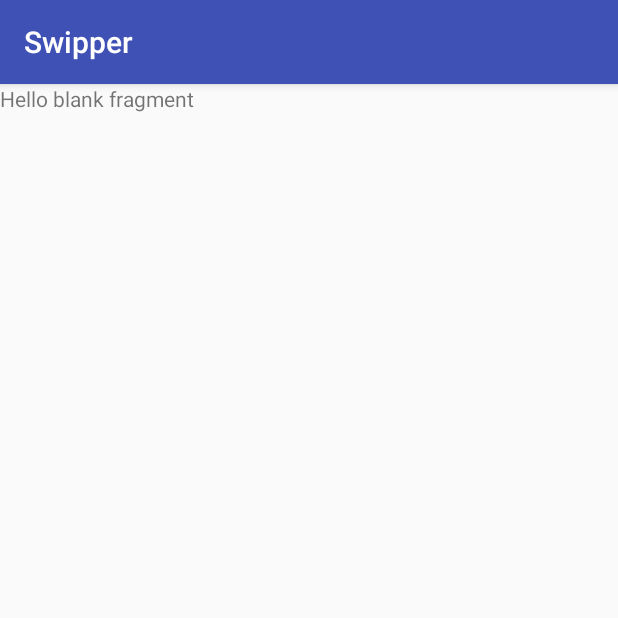
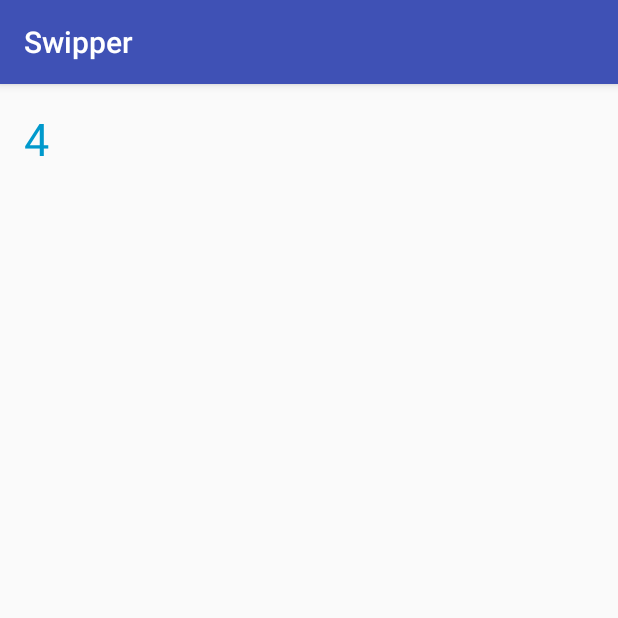
Before and after one commit to bruce-willis/Swipper, an Android app: the screen it shows after launch (MainActivity), after a tap on "PLAY", on a phone screen of 412 x 824 dp, the top half of it. Run offline under Robolectric (Android 15) with nearby library versions, the phone set to English and light mode, and no system bars; our stand-ins replace RxJava; libraries missing offline, so code that uses them is left out: com.afollestad.materialdialogs, com.yuyakaido.android.

```diff
--- a/app/src/main/java/combruce_willis/github/swipper/ui/game/GameFragment.kt
+++ b/app/src/main/java/combruce_willis/github/swipper/ui/game/GameFragment.kt
@@ -13,6 +13,7 @@ import com.afollestad.materialdialogs.MaterialDialog
 import com.yuyakaido.android.cardstackview.CardStackView
 import com.yuyakaido.android.cardstackview.SwipeDirection
 import combruce_willis.github.swipper.R
+import combruce_willis.github.swipper.R.id.cv_squares
 import combruce_willis.github.swipper.data.Square
 import combruce_willis.github.swipper.data.SquaresRepository
 import kotlinx.android.synthetic.main.fragment_game.*
@@ -52,33 +53,33 @@ class GameFragment : Fragment(), GameFragmentView {
 
     override fun onViewCreated(view: View, savedInstanceState: Bundle?) {
         super.onViewCreated(view, savedInstanceState)
-        cv_squares.setCardEventListener(object : CardStackView.CardEventListener {
-            override fun onCardDragging(percentX: Float, percentY: Float) {
-
-            }
-
-            override fun onCardReversed() {
-            }
-
-            override fun onCardMovedToOrigin() {
-            }
-
-            override fun onCardClicked(index: Int) {
-            }
-
-            override fun onCardSwiped(direction: SwipeDirection?) {
-
-            }
-
-
-        })
-        adapter = CardAdapter(context!!, object : TouchCallback {
-            override fun onItemTapped(square: Square) {
-
-            }
-
-        })
-        cv_squares.setAdapter(adapter)
+//        cv_squares.setCardEventListener(object : CardStackView.CardEventListener {
+//            override fun onCardDragging(percentX: Float, percentY: Float) {
+//
+//            }
+//
+//            override fun onCardReversed() {
+//            }
+//
+//            override fun onCardMovedToOrigin() {
+//            }
+//
+//            override fun onCardClicked(index: Int) {
+//            }
+//
+//            override fun onCardSwiped(direction: SwipeDirection?) {
+//
+//            }
+//
+//
+//        })
+//        adapter = CardAdapter(context!!, object : TouchCallback {
+//            override fun onItemTapped(square: Square) {
+//
+//            }
+//
+//        })
+//        cv_squares.setAdapter(adapter)
         repository = SquaresRepository()
         presenter = GameFragmentPresenter(this, repository)
     }
--- a/app/src/main/res/layout/fragment_game.xml
+++ b/app/src/main/res/layout/fragment_game.xml
@@ -1,15 +1,28 @@
 <?xml version="1.0" encoding="utf-8"?>
-<FrameLayout xmlns:android="http://schemas.android.com/apk/res/android"
-    xmlns:tools="http://schemas.android.com/tools"
+<RelativeLayout
     android:layout_width="match_parent"
     android:layout_height="match_parent"
-    tools:context=".ui.game.GameFragment">
-
+    xmlns:android="http://schemas.android.com/apk/res/android">
 
     <TextView
-        android:layout_width="match_parent"
-        android:layout_height="match_parent"
-        android:text="@string/hello_blank_fragment" />
+        android:id="@+id/tv_time"
+        android:layout_width="wrap_content"
+        android:layout_height="wrap_content"
+        android:textColor="@android:color/holo_blue_dark"
+        android:layout_alignParentStart="true"
+        android:layout_alignParentTop="true"
+        android:textSize="30dp"
+        android:text="5"
+        android:layout_margin="16dp"/>
 
+    <TextView
+        android:id="@+id/tv_score"
+        android:layout_width="wrap_content"
+        android:layout_height="wrap_content"
+        android:layout_alignParentTop="true"
+        android:layout_alignParentEnd="true"
+        android:textColor="@android:color/holo_blue_dark"
+        android:textSize="30dp"
+        android:layout_margin="16dp"/>
 
-</FrameLayout>
+</RelativeLayout>
```
